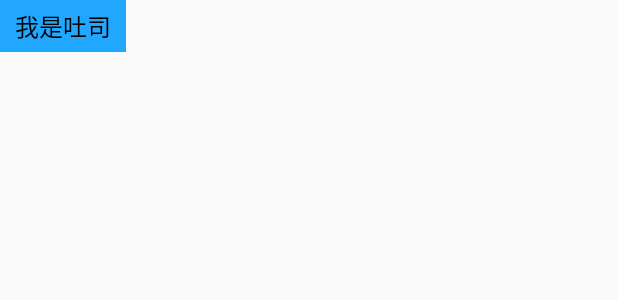
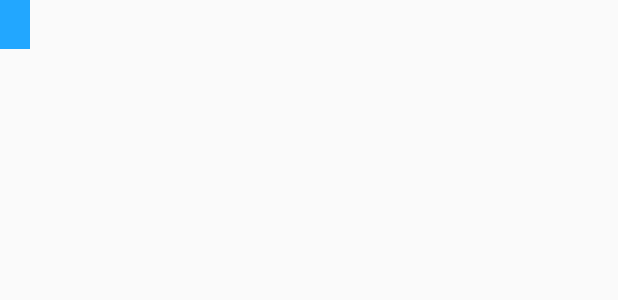
Before and after one commit to sunshinexiaoyi/GosRemoter, an Android app: the layout epg_toast.xml on its own in the app's theme, with its tools: preview values and no code run, on a phone screen of 412 x 824 dp. Shown: the top 300 px of the screen. Run offline under Robolectric (Android 15) with nearby library versions, the phone set to English and light mode, and no system bars.

Commit message:
无影响修改。修改了EPG的自定义吐司和toolbar。

```diff
--- a/app/src/main/res/layout/epg_toast.xml
+++ b/app/src/main/res/layout/epg_toast.xml
@@ -7,7 +7,6 @@
 
     <TextView
         android:id = "@+id/epg_toastText"
-        android:text = "我是吐司"
         android:textSize = "16sp"
         android:textColor = "@color/black"
         android:layout_width="wrap_content"
--- a/app/src/main/res/layout/epg_toolbar.xml
+++ b/app/src/main/res/layout/epg_toolbar.xml
@@ -16,7 +16,7 @@
     <!--标题-->
     <TextView
         android:id = "@+id/epg_toolbar_title"
-        android:text = "EPG"
+        android:text = "@string/tab_menu_epg"
         android:textSize = "35sp"
         android:textColor = "@color/white"
         android:textStyle = "bold"
```
